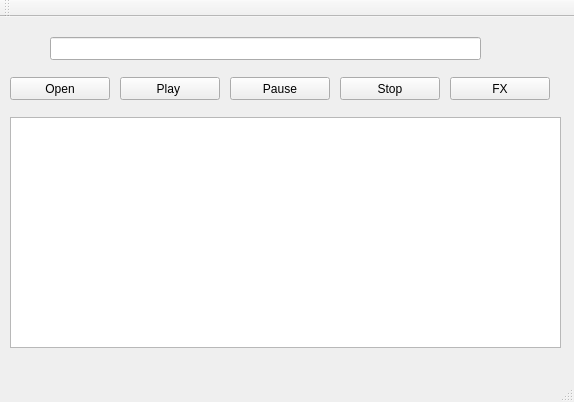
Qt form vrokmain.ui (manushanga/vrok) before a commit.
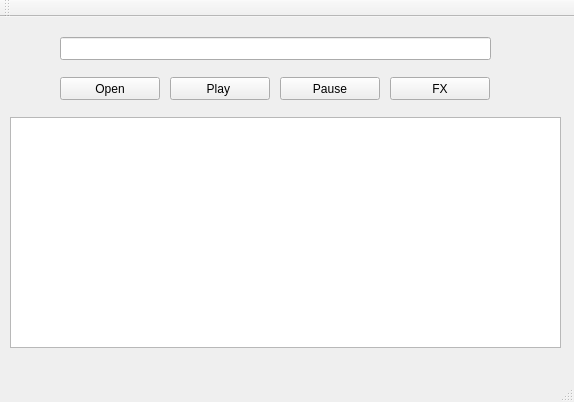
The same form after that commit.

Commit message: remove stop

Diff of the .ui file:
```diff
--- a/vrokmain.ui
+++ b/vrokmain.ui
@@ -17,7 +17,7 @@
    <widget class="QPushButton" name="btnPlay">
     <property name="geometry">
      <rect>
-      <x>120</x>
+      <x>170</x>
       <y>60</y>
       <width>100</width>
       <height>23</height>
@@ -33,7 +33,7 @@
    <widget class="QLineEdit" name="txtFile">
     <property name="geometry">
      <rect>
-      <x>50</x>
+      <x>60</x>
       <y>20</y>
       <width>431</width>
       <height>23</height>
@@ -46,7 +46,7 @@
    <widget class="QPushButton" name="btnFX">
     <property name="geometry">
      <rect>
-      <x>450</x>
+      <x>390</x>
       <y>60</y>
       <width>100</width>
       <height>23</height>
@@ -62,23 +62,10 @@
      <bool>false</bool>
     </property>
    </widget>
-   <widget class="QPushButton" name="btnStop">
-    <property name="geometry">
-     <rect>
-      <x>340</x>
-      <y>60</y>
-      <width>100</width>
-      <height>23</height>
-     </rect>
-    </property>
-    <property name="text">
-     <string>Stop</string>
-    </property>
-   </widget>
    <widget class="QPushButton" name="btnOpen">
     <property name="geometry">
      <rect>
-      <x>10</x>
+      <x>60</x>
       <y>60</y>
       <width>100</width>
       <height>23</height>
@@ -94,7 +81,7 @@
    <widget class="QPushButton" name="btnPause">
     <property name="geometry">
      <rect>
-      <x>230</x>
+      <x>280</x>
       <y>60</y>
       <width>100</width>
       <height>23</height>
```
The commit also changes 1 other file.
